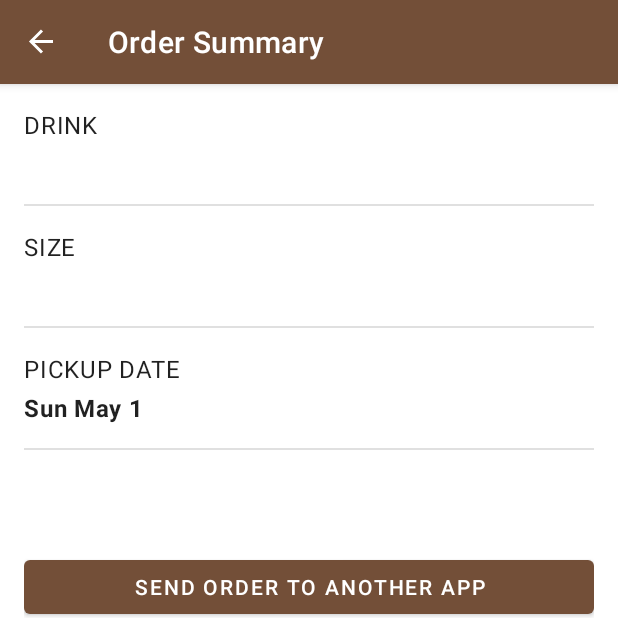
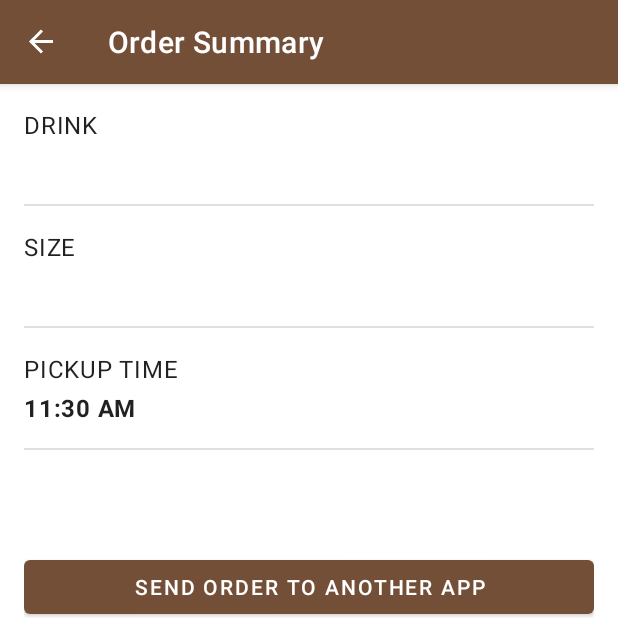
Before and after one commit to morganmschultz/CoffeeShopBeta, an Android app: the SummaryFragment screen opened through its navigation route, on a phone screen of 412 x 824 dp, the top half of it. Run offline under Robolectric (Android 15) with nearby library versions, the phone set to English and light mode, and no system bars; our stand-ins replace data binding, navigation-ui; 2 statements that could not run were skipped.

Commit message:
updateddddd times

```diff
--- a/app/src/main/java/com/example/coffeeshopprototype/model/OrderViewModel.kt
+++ b/app/src/main/java/com/example/coffeeshopprototype/model/OrderViewModel.kt
@@ -113,11 +113,12 @@ class OrderViewModel : ViewModel() {
 
     private fun getPickupOptions(): List<String> {
         val options = mutableListOf<String>()
-        val formatter = SimpleDateFormat("E MMM d", Locale.getDefault())
+        val formatter = SimpleDateFormat("h:mm a", Locale.getDefault())
         val calendar = Calendar.getInstance()
         repeat(4) {
+
+            calendar.add(Calendar.AM_PM+1, 1)
             options.add(formatter.format(calendar.time))
-            calendar.add(Calendar.DATE, 1)
         }
         return options
     }
--- a/app/src/main/res/values/strings.xml
+++ b/app/src/main/res/values/strings.xml
@@ -14,11 +14,11 @@
     <string name="order_butt">Order</string>
     <string name="cancel">Cancel</string>
     <string name="next">Next</string>
-    <string name="choose_pickup_date">Choose Pickup Date</string>
+    <string name="choose_pickup_date">Choose Pickup Time</string>
     <string name="order_summary">Order Summary</string>
     <string name="send">Send Order to Another App</string>
     <string name="quantity">Drink</string>
-    <string name="pickup_date">Pickup date</string>
+    <string name="pickup_date">Pickup time</string>
     <string name="subtotal_price">Subtotal %s</string>
     <string name="total_price">Total %s</string>
     <string name="order_details">Size: %2$s \nPickup date: %3$s \nTotal: %4$s \n\nThank you!</string>
```
